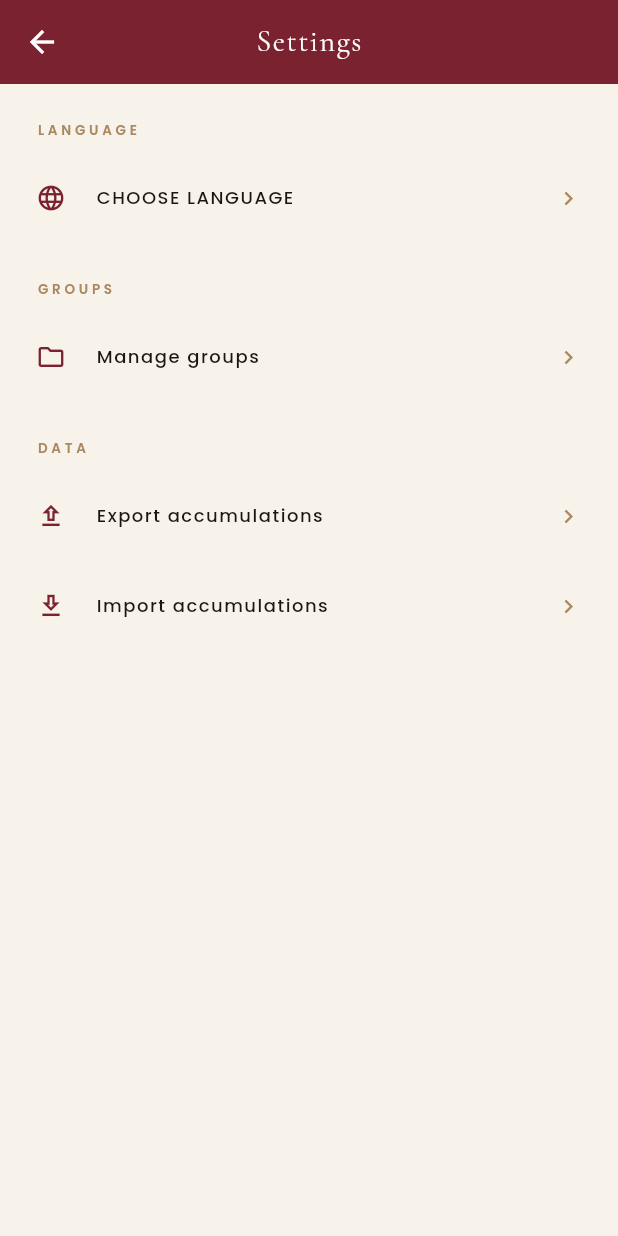
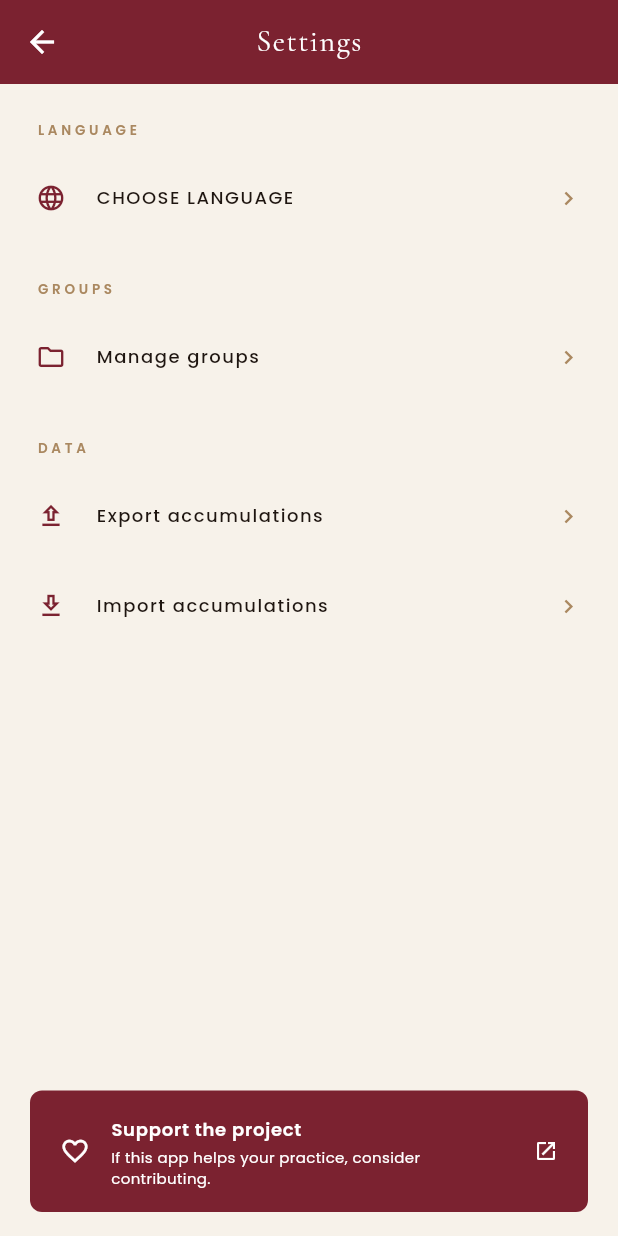
Before and after one commit to boloto1979/drub-app, a Flutter app: the PracticePage screen opened by its route, after a tap on the "keyboard control" icon, after a tap on "SETTINGS", on a phone screen of 412 x 824 dp. Run offline on Flutter 3.47's test engine with Material 3 defaults, Android fonts, the phone set to English and light mode, and no system bars; our stand-ins replace file_picker, flutter_riverpod, go_router, google_fonts, image_picker, isar and 3 more; accounts and stored records are empty; generated files the repository leaves out were written again.

```diff
--- a/lib/core/l10n/app_strings.dart
+++ b/lib/core/l10n/app_strings.dart
@@ -17,32 +17,29 @@ class S {
 
   bool get _isPt => locale.languageCode == 'pt';
 
-  // --- App ---
   String get appTitle => 'སྒྲུབ།';
 
-  // --- Nav ---
   String get navPractice => _isPt ? 'Prática' : 'Practice';
   String get navLibrary => _isPt ? 'Biblioteca' : 'Library';
   String get navCalendar => _isPt ? 'Calendário' : 'Calendar';
   String get navSettings => _isPt ? 'Config.' : 'Settings';
 
-  // --- Language selection ---
   String get chooseLanguage => _isPt ? 'ESCOLHA O IDIOMA' : 'CHOOSE LANGUAGE';
   String get continueBtn => _isPt ? 'CONTINUAR' : 'CONTINUE';
   String get practiceAccumulation => _isPt ? 'ACUMULAÇÃO DE PRÁTICA' : 'PRACTICE ACCUMULATION';
   String get language => _isPt ? 'IDIOMA' : 'LANGUAGE';
 
-  // --- Practice list ---
   String get accumulations => _isPt ? 'ACUMULAÇÕES' : 'ACCUMULATIONS';
   String get noPractices => _isPt ? 'Nenhuma prática ainda.' : 'No practices yet.';
   String get addPractice => _isPt ? 'ADICIONAR PRÁTICA' : 'ADD PRACTICE';
 
-  // --- Add / Edit practice ---
   String get newPractice => _isPt ? 'Nova Prática' : 'New Practice';
   String get editPractice => _isPt ? 'Editar Prática' : 'Edit Practice';
   String get practiceName => _isPt ? 'NOME DA PRÁTICA' : 'PRACTICE NAME';
   String get targetCount => _isPt ? 'TOTAL A ACUMULAR' : 'TARGET ACCUMULATIONS';
   String get dailyGoal => _isPt ? 'META DIÁRIA (opcional)' : 'DAILY GOAL (optional)';
+  String get initialCount => _isPt ? 'JÁ ACUMULADO (opcional)' : 'ALREADY ACCUMULATED (optional)';
+  String get currentCount => _isPt ? 'ACUMULADO ATÉ AGORA' : 'ACCUMULATED SO FAR';
   String get malaSize => _isPt ? 'TAMANHO DO MALA' : 'MALA SIZE';
   String get addImage => _isPt ? 'ADICIONAR IMAGEM' : 'ADD IMAGE';
   String get save => _isPt ? 'SALVAR' : 'SAVE';
@@ -50,7 +47,6 @@ class S {
   String get fieldRequired => _isPt ? 'Obrigatório' : 'Required';
   String get fieldInvalidNumber => _isPt ? 'Número inválido' : 'Enter a valid number';
 
-  // --- Delete ---
   String get delete => _isPt ? 'EXCLUIR' : 'DELETE';
   String get deleteConfirmTitle => _isPt ? 'Excluir prática?' : 'Delete practice?';
   String get deleteConfirmMessage => _isPt
@@ -59,7 +55,6 @@ class S {
   String get cancel => _isPt ? 'CANCELAR' : 'CANCEL';
   String get confirm => _isPt ? 'EXCLUIR' : 'DELETE';
 
-  // --- Practice detail ---
   String get lastPractice => _isPt ? 'ÚLTIMA PRÁTICA' : 'LAST PRACTICE';
   String get daily => _isPt ? 'META DIÁRIA' : 'DAILY GOAL';
   String get estCompletion => _isPt ? 'PREVISÃO DE TÉRMINO' : 'EST. COMPLETION';
@@ -81,7 +76,16 @@ class S {
   String get edit => _isPt ? 'EDITAR' : 'EDIT';
   String get addMala => _isPt ? 'ADICIONAR MALA' : 'ADD MALA';
 
-  // --- Groups ---
+  String get dharmaQuote => _isPt
+      ? '"De forma alguma cometa a desvirtude; pratique a virtude inteiramente; dome totalmente a sua própria mente — este é o ensinamento do Buda."'
+      : '"Commit not a single unwholesome deed; cultivate a wealth of virtue; tame this mind of ours — this is the teaching of the Buddha."';
+
+  String get contribute => _isPt ? 'Contribuir' : 'Contribute';
+  String get contributeLabel => _isPt ? 'Apoiar o projeto' : 'Support the project';
+  String get contributeSubtitle => _isPt
+      ? 'Se este app te ajuda na prática, considere contribuir.'
+      : 'If this app helps your practice, consider contributing.';
+
   String get groups => _isPt ? 'Grupos' : 'Groups';
   String get manageGroups => _isPt ? 'Gerenciar grupos' : 'Manage groups';
   String get noGroup => _isPt ? 'Sem grupo' : 'No group';
@@ -94,7 +98,6 @@ class S {
   String get noGroups => _isPt ? 'Nenhum grupo criado.' : 'No groups yet.';
   String get group => _isPt ? 'GRUPO' : 'GROUP';
 
-  // --- Backup ---
   String get dataBackup => _isPt ? 'Dados' : 'Data';
   String get exportData => _isPt ? 'Exportar acumulações' : 'Export accumulations';
   String get importData => _isPt ? 'Importar acumulações' : 'Import accumulations';
--- a/lib/features/settings/presentation/pages/settings_page.dart
+++ b/lib/features/settings/presentation/pages/settings_page.dart
@@ -1,6 +1,7 @@
 import 'package:flutter/material.dart';
 import 'package:flutter_riverpod/flutter_riverpod.dart';
 import 'package:google_fonts/google_fonts.dart';
+import 'package:url_launcher/url_launcher.dart';
 
 import '../../../../core/l10n/app_strings.dart';
 import '../../../../core/theme/app_theme.dart';
@@ -8,6 +9,8 @@ import '../../../../shared/providers/isar_provider.dart';
 import '../../../../shared/providers/locale_provider.dart';
 import '../../../practice/presentation/pages/manage_groups_page.dart';
 import '../../data/backup_service.dart';
+
+const _stripeUrl = 'https://buy.stripe.com/PLACEHOLDER';
 
 class SettingsPage extends ConsumerStatefulWidget {
   const SettingsPage({super.key});
@@ -40,6 +43,7 @@ class _SettingsPageState extends ConsumerState<SettingsPage> {
           ),
         ),
       ),
+      bottomNavigationBar: _ContributeCard(onTap: _openStripe),
       body: Stack(
         children: [
           ListView(
@@ -180,6 +184,13 @@ class _SettingsPageState extends ConsumerState<SettingsPage> {
     }
   }
 
+  Future<void> _openStripe() async {
+    final uri = Uri.parse(_stripeUrl);
+    if (await canLaunchUrl(uri)) {
+      await launchUrl(uri, mode: LaunchMode.externalApplication);
+    }
+  }
+
   void _showSnack(String message) {
     ScaffoldMessenger.of(context).showSnackBar(
       SnackBar(
@@ -190,6 +201,65 @@ class _SettingsPageState extends ConsumerState<SettingsPage> {
         backgroundColor: AppColors.maroon,
         behavior: SnackBarBehavior.floating,
         shape: RoundedRectangleBorder(borderRadius: BorderRadius.circular(4)),
+      ),
+    );
+  }
+}
+
+class _ContributeCard extends StatelessWidget {
+  final VoidCallback onTap;
+  const _ContributeCard({required this.onTap});
+
+  @override
+  Widget build(BuildContext context) {
+    final s = S.of(context);
+    return SafeArea(
+      child: Padding(
+        padding: const EdgeInsets.fromLTRB(20, 8, 20, 16),
+        child: GestureDetector(
+          onTap: onTap,
+          child: Container(
+            padding: const EdgeInsets.symmetric(horizontal: 20, vertical: 16),
+            decoration: BoxDecoration(
+              color: AppColors.maroon,
+              borderRadius: BorderRadius.circular(8),
+            ),
+            child: Row(
+              children: [
+                const Icon(Icons.favorite_outline, color: Colors.white, size: 20),
+                const SizedBox(width: 14),
+                Expanded(
+                  child: Column(
+                    crossAxisAlignment: CrossAxisAlignment.start,
+                    mainAxisSize: MainAxisSize.min,
+                    children: [
+                      Text(
+                        s.contributeLabel,
+                        style: GoogleFonts.poppins(
+                          color: Colors.white,
+                          fontSize: 12,
+                          fontWeight: FontWeight.w600,
+                          letterSpacing: 0.5,
+                        ),
+                      ),
+                      const SizedBox(height: 2),
+                      Text(
+                        s.contributeSubtitle,
+                        style: GoogleFonts.poppins(
+                          color: Colors.white,
+                          fontSize: 10,
+                          height: 1.4,
+                        ),
+                      ),
+                    ],
+                  ),
+                ),
+                const SizedBox(width: 8),
+                const Icon(Icons.open_in_new, color: Colors.white, size: 16),
+              ],
+            ),
+          ),
+        ),
       ),
     );
   }
--- a/lib/shared/widgets/quote_widget.dart
+++ b/lib/shared/widgets/quote_widget.dart
@@ -1,43 +1,18 @@
 import 'package:flutter/material.dart';
+import 'package:flutter_riverpod/flutter_riverpod.dart';
 import 'package:google_fonts/google_fonts.dart';
 
-import '../../core/theme/app_theme.dart';
-import '../data/lama_quotes.dart';
+import '../../core/l10n/app_strings.dart';
 
-class QuoteWidget extends StatefulWidget {
+class QuoteWidget extends ConsumerWidget {
   const QuoteWidget({super.key});
 
   @override
-  State<QuoteWidget> createState() => _QuoteWidgetState();
-}
+  Widget build(BuildContext context, WidgetRef ref) {
+    final s = S.of(context);
 
-class _QuoteWidgetState extends State<QuoteWidget> {
-  late int _index;
-
-  @override
-  void initState() {
-    super.initState();
-    final now = DateTime.now();
-    _index =
-        (now.year * 366 + now.month * 31 + now.day) % lamaQuotes.length;
-  }
-
-  void _next() {
-    setState(() => _index = (_index + 1) % lamaQuotes.length);
-  }
-
-  @override
-  Widget build(BuildContext context) {
-    final quote = lamaQuotes[_index];
-
-    return GestureDetector(
-      onTap: _next,
-      behavior: HitTestBehavior.opaque,
-      child: Column(
-        crossAxisAlignment: CrossAxisAlignment.start,
-        children: [
-          Text(
-            '“${quote.text}”',
+    return Text(
+      s.dharmaQuote,
       style: GoogleFonts.cormorantGaramond(
         color: Colors.white.withValues(alpha: 0.82),
         fontSize: 15,
@@ -45,29 +20,6 @@ class _QuoteWidgetState extends State<QuoteWidget> {
         fontWeight: FontWeight.w300,
         height: 1.75,
       ),
-          ),
-          const SizedBox(height: 12),
-          Row(
-            children: [
-              Container(
-                width: 18,
-                height: 1,
-                color: AppColors.goldLight.withValues(alpha: 0.5),
-              ),
-              const SizedBox(width: 8),
-              Text(
-                quote.author,
-                style: GoogleFonts.poppins(
-                  color: AppColors.goldLight.withValues(alpha: 0.65),
-                  fontSize: 9,
-                  fontWeight: FontWeight.w500,
-                  letterSpacing: 1.8,
-                ),
-              ),
-            ],
-          ),
-        ],
-      ),
     );
   }
 }
--- a/pubspec.yaml
+++ b/pubspec.yaml
@@ -47,6 +47,7 @@ dependencies:
   image_picker: ^1.1.2
   share_plus: ^10.0.0
   file_picker: ^8.0.0
+  url_launcher: ^6.3.0
 
   # State management
   flutter_riverpod: ^2.6.1
```
Also changed, not shown: lib/features/practice/presentation/pages/add_practice_page.dart (+29 -3 lines), lib/features/practice/presentation/pages/edit_practice_page.dart (+37 -2 lines), pubspec.lock, 1 other file. Lines whose indentation alone changed are shown as unchanged.
